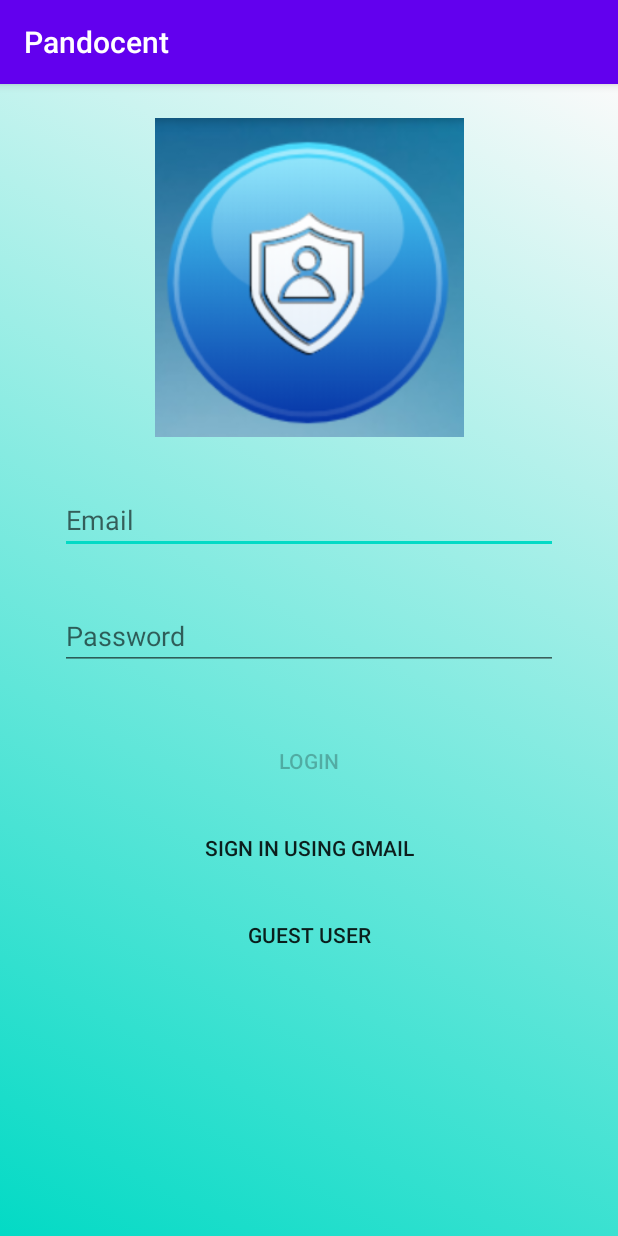
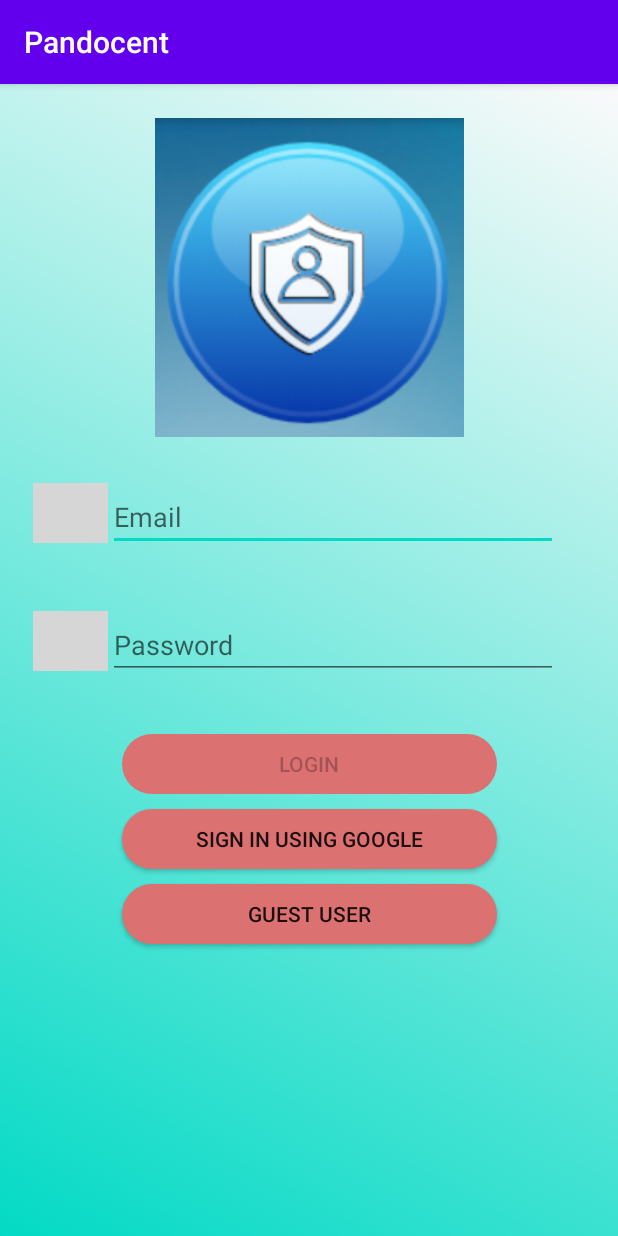
Before and after one commit to yashwankar/pandocent, an Android app: the screen it shows after launch (LoginActivity), on a phone screen of 412 x 824 dp. Run offline under Robolectric (Android 15) with nearby library versions, the phone set to English and light mode, and no system bars; grey boxes are pictures that could not be loaded.

Commit message:
fixed border

```diff
--- a/app/src/main/res/drawable/rounded_corner.xml
+++ b/app/src/main/res/drawable/rounded_corner.xml
@@ -1,7 +1,5 @@
 <?xml version="1.0" encoding="utf-8"?>
-<selector xmlns:android="http://schemas.android.com/apk/res/android">
     <shape xmlns:android="http://schemas.android.com/apk/res/android">
         <corners android:radius="24dp" />
-        <solid android:color="#D32F2F"/>
+        <solid android:color="#DC7171"/>
     </shape>
-</selector>
--- a/app/src/main/res/layout/activity_login.xml
+++ b/app/src/main/res/layout/activity_login.xml
@@ -14,51 +14,70 @@
 
     <Button
         android:id="@+id/login"
-        android:layout_width="wrap_content"
-        android:layout_height="wrap_content"
+        android:layout_width="250dp"
+        android:layout_height="40dp"
         android:layout_gravity="start"
         android:layout_marginStart="48dp"
         android:layout_marginTop="16dp"
         android:layout_marginEnd="48dp"
         android:layout_marginBottom="64dp"
+        android:background="@drawable/rounded_corner"
         android:enabled="false"
         android:text="Login"
-        android:background="@drawable/rounded_corner"
         app:layout_constraintBottom_toBottomOf="parent"
         app:layout_constraintEnd_toEndOf="parent"
         app:layout_constraintStart_toStartOf="parent"
         app:layout_constraintTop_toBottomOf="@+id/password"
         app:layout_constraintVertical_bias="0.089" />
 
+    <Button
+        android:id="@+id/button"
+        android:layout_width="250dp"
+        android:layout_height="40dp"
+        android:layout_marginTop="10dp"
+        android:background="@drawable/rounded_corner"
+        android:text="Sign In Using Google"
+        app:layout_constraintEnd_toEndOf="parent"
+        app:layout_constraintStart_toStartOf="parent"
+        app:layout_constraintTop_toBottomOf="@+id/login" />
+
+    <Button
+        android:id="@+id/button2"
+        android:layout_width="250dp"
+        android:layout_height="40dp"
+        android:layout_marginTop="10dp"
+        android:background="@drawable/rounded_corner"
+        android:onClick="navigate"
+        android:text="Guest User"
+        app:layout_constraintEnd_toEndOf="parent"
+        app:layout_constraintStart_toStartOf="parent"
+        app:layout_constraintTop_toBottomOf="@+id/button" />
+
     <EditText
         android:id="@+id/username"
-        android:layout_width="0dp"
+        android:layout_width="300dp"
         android:layout_height="wrap_content"
-        android:layout_marginStart="24dp"
-        android:layout_marginTop="252dp"
-        android:layout_marginEnd="24dp"
+        android:layout_marginTop="250dp"
         android:hint="@string/prompt_email"
         android:inputType="textEmailAddress"
         android:selectAllOnFocus="true"
         app:layout_constraintEnd_toEndOf="parent"
-        app:layout_constraintHorizontal_bias="0.468"
+        app:layout_constraintHorizontal_bias="0.7"
         app:layout_constraintStart_toStartOf="parent"
         app:layout_constraintTop_toTopOf="parent" />
 
     <EditText
         android:id="@+id/password"
-        android:layout_width="0dp"
+        android:layout_width="300dp"
         android:layout_height="wrap_content"
-        android:layout_marginStart="24dp"
-        android:layout_marginTop="32dp"
-        android:layout_marginEnd="24dp"
+        android:layout_marginTop="40dp"
         android:hint="@string/prompt_password"
         android:imeActionLabel="@string/action_sign_in_short"
         android:imeOptions="actionDone"
         android:inputType="textPassword"
         android:selectAllOnFocus="true"
         app:layout_constraintEnd_toEndOf="parent"
-        app:layout_constraintHorizontal_bias="0.468"
+        app:layout_constraintHorizontal_bias="0.7"
         app:layout_constraintStart_toStartOf="parent"
         app:layout_constraintTop_toBottomOf="@+id/username" />
 
@@ -78,31 +97,8 @@
         app:layout_constraintTop_toTopOf="parent"
         app:layout_constraintVertical_bias="0.3" />
 
-    <Button
-        android:id="@+id/button"
-        android:layout_width="wrap_content"
-        android:layout_height="wrap_content"
-        android:layout_marginTop="10dp"
-        android:text="Sign In Using Gmail"
-        android:background="@drawable/rounded_corner"
-        app:layout_constraintEnd_toEndOf="parent"
-        app:layout_constraintStart_toStartOf="parent"
-        app:layout_constraintTop_toBottomOf="@+id/login" />
-
-    <Button
-        android:id="@+id/button2"
-        android:layout_width="wrap_content"
-        android:layout_height="wrap_content"
-        android:layout_marginTop="10dp"
-        android:onClick="navigate"
-        android:text="Guest User"
-        android:background="@drawable/rounded_corner"
-        app:layout_constraintEnd_toEndOf="parent"
-        app:layout_constraintStart_toStartOf="parent"
-        app:layout_constraintTop_toBottomOf="@+id/button" />
-
     <ImageView
-        android:id="@+id/imageView"
+        android:id="@+id/login_appicon"
         android:layout_width="206dp"
         android:layout_height="215dp"
         app:layout_constraintBottom_toBottomOf="parent"
@@ -111,4 +107,22 @@
         app:layout_constraintTop_toTopOf="parent"
         app:layout_constraintVertical_bias="0.00999999"
         android:src="@drawable/pandocent_logo"/>
+
+    <ImageView
+        android:id="@+id/login_mailoutline"
+        android:layout_width="50dp"
+        android:layout_height="40dp"
+        android:layout_marginTop="250dp"
+        app:layout_constraintEnd_toStartOf="@+id/username"
+        app:layout_constraintTop_toTopOf="parent"
+        app:srcCompat="@drawable/mail_outline" />
+
+    <ImageView
+        android:id="@+id/login_lockoutline"
+        android:layout_width="50dp"
+        android:layout_height="40dp"
+        android:layout_marginTop="45dp"
+        app:layout_constraintEnd_toStartOf="@+id/password"
+        app:layout_constraintTop_toBottomOf="@+id/login_mailoutline"
+        app:srcCompat="@drawable/lock_outline" />
 </androidx.constraintlayout.widget.ConstraintLayout>
```
